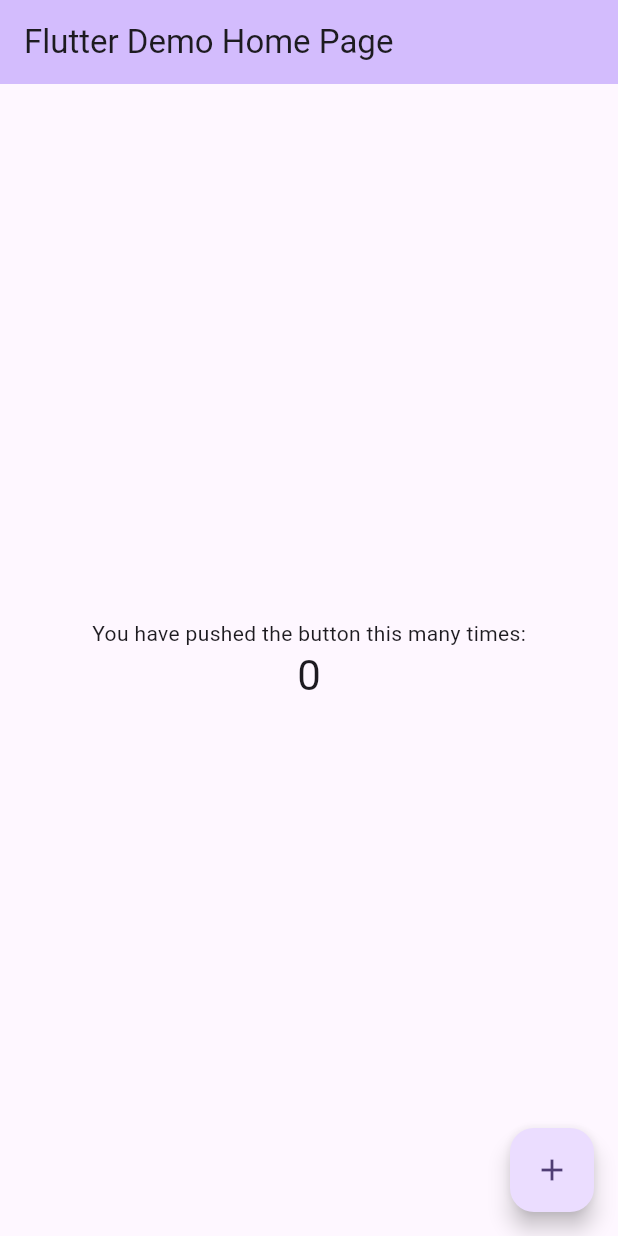
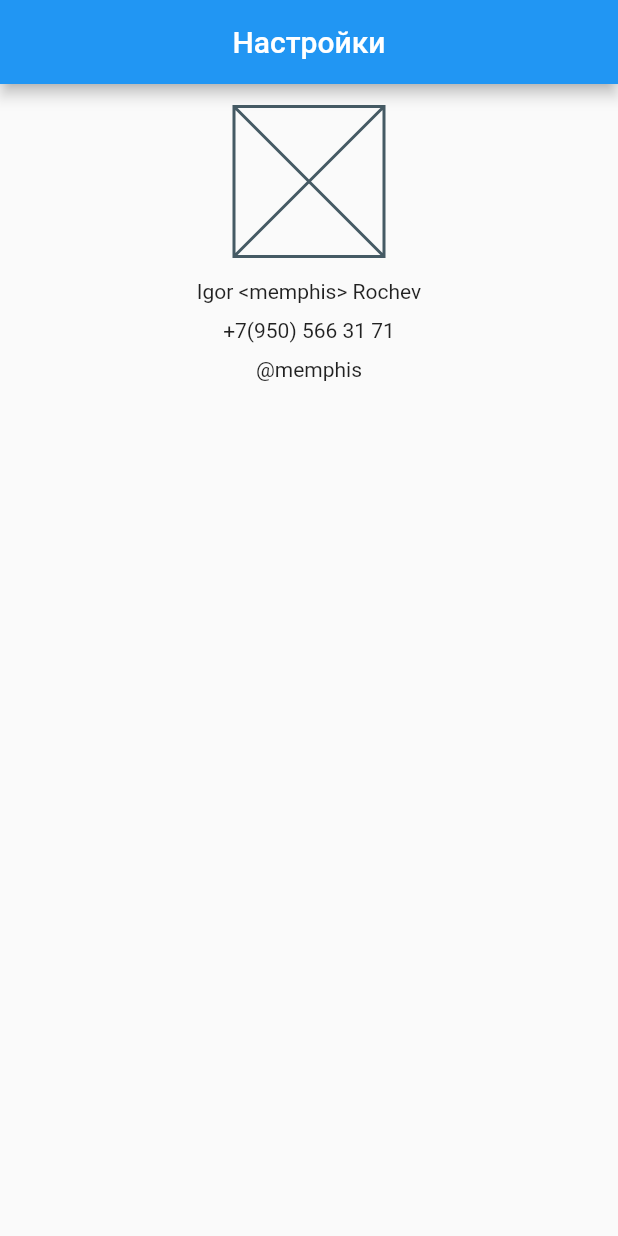
Before and after one commit to memphis-cloud/flutter_layout, a Flutter app: the screen it shows after launch, on a phone screen of 412 x 824 dp. Run offline on Flutter 3.47's test engine with Material 2 defaults, Android fonts, the phone set to English and light mode, and no system bars.

Commit message:
telegram layout: user info

```diff
--- a/flutter_application_1/lib/main.dart
+++ b/flutter_application_1/lib/main.dart
@@ -1,70 +1,6 @@
 import 'package:flutter/material.dart';
+import 'package:flutter_application_1/widgets/app.dart';
 
 void main() {
-  runApp(const MyApp());
+  runApp(const App());
 }
-
-class MyApp extends StatelessWidget {
-  const MyApp({super.key});
-
-  // This widget is the root of your application.
-  @override
-  Widget build(BuildContext context) {
-    return MaterialApp(
-      title: 'Flutter Demo',
-      theme: ThemeData(
-        colorScheme: ColorScheme.fromSeed(seedColor: Colors.deepPurple),
-        useMaterial3: true,
-      ),
-      home: const MyHomePage(title: 'Flutter Demo Home Page'),
-    );
-  }
-}
-
-class MyHomePage extends StatefulWidget {
-  const MyHomePage({super.key, required this.title});
-
-  final String title;
-
-  @override
-  State<MyHomePage> createState() => _MyHomePageState();
-}
-
-class _MyHomePageState extends State<MyHomePage> {
-  int _counter = 0;
-
-  void _incrementCounter() {
-    setState(() {
-      _counter++;
-    });
-  }
-
-  @override
-  Widget build(BuildContext context) {
-    return Scaffold(
-      appBar: AppBar(
-        backgroundColor: Theme.of(context).colorScheme.inversePrimary,
-        title: Text(widget.title),
-      ),
-      body: Center(
-        child: Column(
-          mainAxisAlignment: MainAxisAlignment.center,
-          children: <Widget>[
-            const Text(
-              'You have pushed the button this many times:',
-            ),
-            Text(
-              '$_counter',
-              style: Theme.of(context).textTheme.headlineMedium,
-            ),
-          ],
-        ),
-      ),
-      floatingActionButton: FloatingActionButton(
-        onPressed: _incrementCounter,
-        tooltip: 'Increment',
-        child: const Icon(Icons.add),
-      ), // This trailing comma makes auto-formatting nicer for build methods.
-    );
-  }
-}
--- /dev/null
+++ b/flutter_application_1/lib/widgets/app.dart
@@ -0,0 +1,13 @@
+import 'package:flutter/material.dart';
+import 'package:flutter_application_1/widgets/user_profile.dart';
+
+class App extends StatelessWidget {
+  const App({super.key});
+
+  @override
+  Widget build(BuildContext context) {
+    return const MaterialApp(
+      home: UserProfile(),
+    );
+  }
+}
--- /dev/null
+++ b/flutter_application_1/lib/widgets/user_profile.dart
@@ -0,0 +1,80 @@
+import 'package:flutter/material.dart';
+
+class UserProfile extends StatelessWidget {
+  const UserProfile({super.key});
+
+  @override
+  Widget build(BuildContext context) {
+    return Scaffold(
+      appBar: AppBar(
+        title: Center(child: const Text("Настройки")),
+      ),
+      body: UserInfo(),
+    );
+    // return const Text("text");
+  }
+}
+
+class UserInfo extends StatelessWidget {
+  @override
+  Widget build(BuildContext context) {
+    // TODO: implement build
+    return Center(
+      child: Column(
+        children: [
+          SizedBox(
+            height: 15,
+          ),
+          UserImage(),
+          SizedBox(
+            height: 15,
+          ),
+          UserName(),
+          SizedBox(
+            height: 10,
+          ),
+          UserPhone(),
+          SizedBox(
+            height: 10,
+          ),
+          UserLogin(),
+        ],
+      ),
+    );
+  }
+}
+
+class UserName extends StatelessWidget {
+  @override
+  Widget build(BuildContext context) {
+    return Text("Igor <memphis> Rochev");
+  }
+}
+
+class UserImage extends StatelessWidget {
+  @override
+  Widget build(BuildContext context) {
+    return Container(
+      width: 100,
+      height: 100,
+      child: Placeholder(
+        fallbackHeight: 100,
+        fallbackWidth: 100,
+      ),
+    );
+  }
+}
+
+class UserPhone extends StatelessWidget {
+  @override
+  Widget build(BuildContext context) {
+    return Text("+7(950) 566 31 71");
+  }
+}
+
+class UserLogin extends StatelessWidget {
+  @override
+  Widget build(BuildContext context) {
+    return Text("@memphis");
+  }
+}
```
Also changed, not shown: 1 other file.
